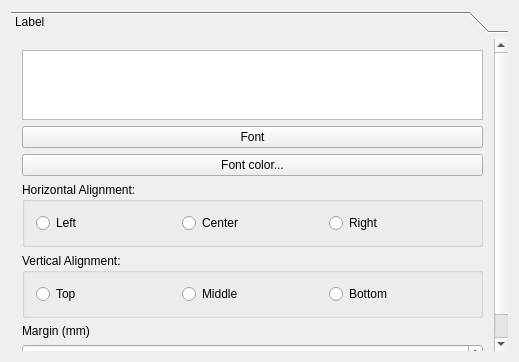
First picture: the form in qgis/src/ui/qgscomposerlabelwidgetbase.ui, repository sourcepole/qgis, before the edit.
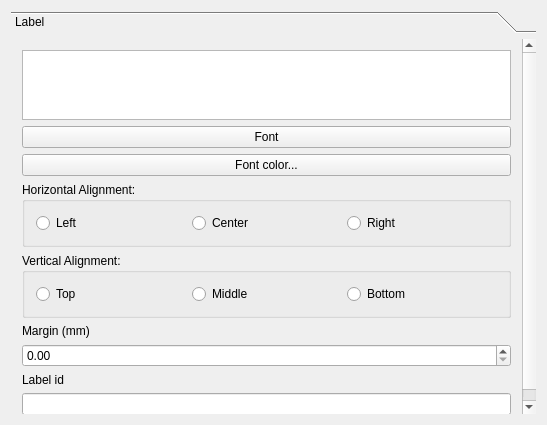
Second picture: the form after the edit.

Commit message: WMS print: manual setting for exported label ids, display paper width and height in capabilities

Diff of the .ui file:
```diff
--- a/qgis/src/ui/qgscomposerlabelwidgetbase.ui
+++ b/qgis/src/ui/qgscomposerlabelwidgetbase.ui
@@ -6,8 +6,8 @@
    <rect>
     <x>0</x>
     <y>0</y>
-    <width>519</width>
-    <height>362</height>
+    <width>547</width>
+    <height>425</height>
    </rect>
   </property>
   <property name="sizePolicy">
@@ -30,8 +30,8 @@
        <rect>
         <x>0</x>
         <y>0</y>
-        <width>486</width>
-        <height>320</height>
+        <width>513</width>
+        <height>402</height>
        </rect>
       </property>
       <attribute name="label">
@@ -65,7 +65,7 @@
          </property>
         </widget>
        </item>
-       <item row="5" column="0">
+       <item row="6" column="0">
         <widget class="QLabel" name="mMarginTextLabel">
          <property name="text">
           <string>Margin (mm)</string>
@@ -75,7 +75,7 @@
          </property>
         </widget>
        </item>
-       <item row="6" column="0">
+       <item row="7" column="0">
         <widget class="QDoubleSpinBox" name="mMarginDoubleSpinBox"/>
        </item>
        <item row="3" column="0">
@@ -141,6 +141,16 @@
          </layout>
         </widget>
        </item>
+       <item row="9" column="0">
+        <widget class="QLineEdit" name="mLabelIdLineEdit"/>
+       </item>
+       <item row="8" column="0">
+        <widget class="QLabel" name="mIdLabel">
+         <property name="text">
+          <string>Label id</string>
+         </property>
+        </widget>
+       </item>
       </layout>
      </widget>
     </widget>
```
The commit also changes 8 other files.
